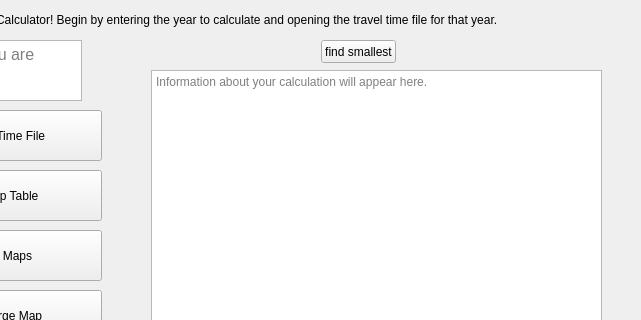
Before: the Qt Designer form mainwindow.ui in garretthooten/NitrateCalculatorGUI, drawn with Qt 5; both pictures show x 159 to 800 and y 0 to 320 of the 800 by 600 pixel window.
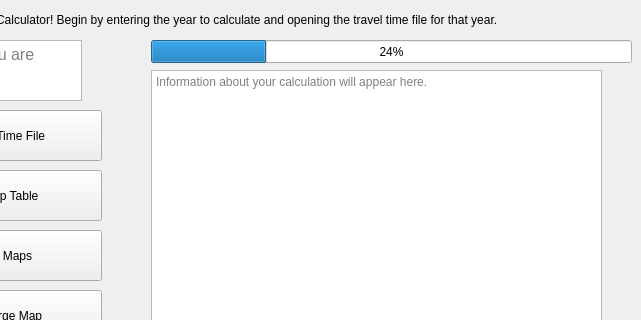
After: the same form once the commit is applied.

Commit message: Corrected calculation on windows and corrected output

The edit to the form file:
```diff
--- a/mainwindow.ui
+++ b/mainwindow.ui
@@ -159,17 +159,17 @@
      <string>Reset</string>
     </property>
    </widget>
-   <widget class="QPushButton" name="smallestbutton">
+   <widget class="QProgressBar" name="progressBar">
     <property name="geometry">
      <rect>
-      <x>480</x>
+      <x>310</x>
       <y>40</y>
-      <width>75</width>
+      <width>481</width>
       <height>23</height>
      </rect>
     </property>
-    <property name="text">
-     <string>find smallest</string>
+    <property name="value">
+     <number>24</number>
     </property>
    </widget>
   </widget>
```
The commit also changes 4 other files.
